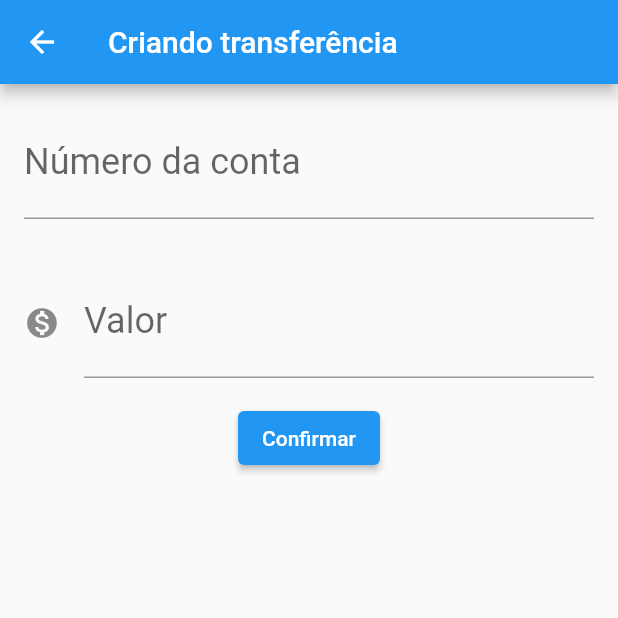
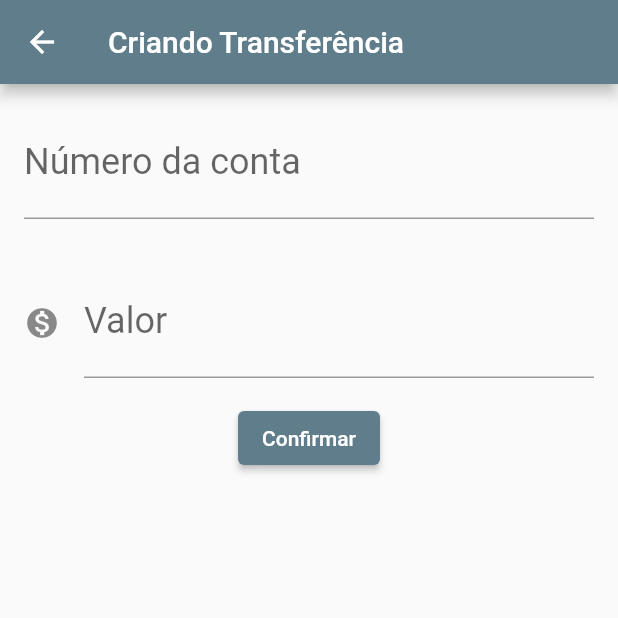
Before and after one commit to marcelofilipov/filipov_bytebank, a Flutter app: the screen it shows after launch, after a tap on the "add" icon, on a phone screen of 412 x 824 dp, the top half of it. Run offline on Flutter 3.47's test engine with Material 2 defaults, Android fonts, the phone set to English and light mode, and no system bars.

Commit message:
Classes completed

```diff
--- /dev/null
+++ b/lib/components/editor.dart
@@ -0,0 +1,32 @@
+import 'package:flutter/material.dart';
+
+class Editor extends StatelessWidget {
+  final TextEditingController controlador;
+  final String? rotulo;
+  final String? dica;
+  final IconData? icone;
+
+  Editor(
+    this.controlador, {
+    this.rotulo,
+    this.dica,
+    this.icone,
+  });
+
+  @override
+  Widget build(BuildContext context) {
+    return Padding(
+      padding: const EdgeInsets.all(16.0),
+      child: TextField(
+        controller: controlador,
+        style: const TextStyle(fontSize: 24.0),
+        decoration: InputDecoration(
+          icon: icone != null ? Icon(icone) : null,
+          labelText: rotulo,
+          hintText: dica,
+        ),
+        keyboardType: TextInputType.number,
+      ),
+    );
+  }
+}
--- a/lib/main.dart
+++ b/lib/main.dart
@@ -1,3 +1,4 @@
+import 'package:filipov_bytebank/screens/transferencia/lista.dart';
 import 'package:flutter/material.dart';
 
 void main() => runApp(const BytebankApp());
@@ -8,144 +9,17 @@ class BytebankApp extends StatelessWidget {
   @override
   Widget build(BuildContext context) {
     return MaterialApp(
-      home: Scaffold(
-        body: ListaTransferencias(),
+      theme: ThemeData(
+        colorScheme:
+            ColorScheme.fromSwatch(primarySwatch: Colors.blueGrey).copyWith(
+          secondary: Colors.blueAccent[700],
+        ),
+        buttonTheme: ButtonThemeData(
+          buttonColor: Colors.blueAccent[700],
+          textTheme: ButtonTextTheme.primary,
+        ),
       ),
+      home: ListaTransferencias(),
     );
   }
 }
-
-class FormularioTransferencia extends StatelessWidget {
-  final TextEditingController _controladorCampoNumeroConta =
-      TextEditingController();
-  final TextEditingController _controladorCampoValor = TextEditingController();
-
-  @override
-  Widget build(BuildContext context) {
-    return Scaffold(
-        appBar: AppBar(
-          title: Text('Criando transferência'),
-        ),
-        body: Column(
-          children: [
-            Editor(
-              _controladorCampoNumeroConta,
-              dica: '0000',
-              rotulo: 'Número da conta',
-            ),
-            Editor(
-              _controladorCampoValor,
-              rotulo: 'Valor',
-              dica: '0.00',
-              icone: Icons.monetization_on,
-            ),
-            ElevatedButton(
-              child: const Text('Confirmar'),
-              onPressed: () => _criaTransferencia(context),
-            )
-          ],
-        ));
-  }
-
-  void _criaTransferencia(BuildContext context) {
-    final int? numeroConta = int.tryParse(_controladorCampoNumeroConta.text);
-    final double? valor = double.tryParse(_controladorCampoValor.text);
-    if (numeroConta != null && valor != null) {
-      final transferenciaCriada = Transferencia(valor, numeroConta);
-      debugPrint('Criando transferẽncia');
-      debugPrint('$transferenciaCriada');
-      Navigator.pop(context, transferenciaCriada);
-      Scaffold.of(context).showSnackBar(
-        SnackBar(
-          content: Text('$transferenciaCriada'),
-        ),
-      );
-    }
-  }
-}
-
-class Editor extends StatelessWidget {
-  final TextEditingController controlador;
-  final String? rotulo;
-  final String? dica;
-  final IconData? icone;
-
-  Editor(this.controlador, {this.rotulo, this.dica, this.icone});
-
-  @override
-  Widget build(BuildContext context) {
-    return Padding(
-      padding: const EdgeInsets.all(16.0),
-      child: TextField(
-        controller: controlador,
-        style: TextStyle(fontSize: 24.0),
-        decoration: InputDecoration(
-          icon: icone != null ? Icon(icone) : null,
-          labelText: rotulo,
-          hintText: dica,
-        ),
-        keyboardType: TextInputType.number,
-      ),
-    );
-  }
-}
-
-class ListaTransferencias extends StatelessWidget {
-  @override
-  Widget build(BuildContext context) {
-    return Scaffold(
-      appBar: AppBar(
-        title: const Text('Transferências'),
-      ),
-      body: Column(
-        children: [
-          ItemTransferencia(Transferencia(100.0, 1000)),
-          ItemTransferencia(Transferencia(200.0, 1001)),
-          ItemTransferencia(Transferencia(300.0, 2001)),
-        ],
-      ),
-      floatingActionButton: FloatingActionButton(
-        onPressed: () {
-          final Future<Transferencia?> future =
-              Navigator.push(context, MaterialPageRoute(builder: (context) {
-            return FormularioTransferencia();
-          }));
-          future.then((transferenciaRecebida) {
-            debugPrint('chegou no then do future');
-            debugPrint('$transferenciaRecebida');
-          });
-        },
-        child: const Icon(Icons.add),
-      ),
-    );
-  }
-}
-
-class ItemTransferencia extends StatelessWidget {
-  final Transferencia _transferencia;
-
-  ItemTransferencia(this._transferencia);
-
-  @override
-  Widget build(BuildContext context) {
-    return Card(
-      child: ListTile(
-        leading: const Icon(Icons.monetization_on),
-        title: Text(_transferencia.valor.toString()),
-        subtitle: Text(_transferencia.numeroConta.toString()),
-      ),
-    );
-  }
-}
-
-class Transferencia {
-  final double valor;
-  final int numeroConta;
-
-  Transferencia(this.valor, this.numeroConta);
-
-  @override
-  String toString() {
-    return 'Transferencia{valor: $valor, numeroConta: $numeroConta}';
-  }
-}
--- /dev/null
+++ b/lib/models/transferencia.dart
@@ -0,0 +1,14 @@
+class Transferencia {
+  final double valor;
+  final int numeroConta;
+
+  Transferencia(
+    this.valor,
+    this.numeroConta,
+  );
+
+  @override
+  String toString() {
+    return 'Transferencia{valor: $valor, numeroConta: $numeroConta}';
+  }
+}
--- /dev/null
+++ b/lib/screens/transferencia/formulario.dart
@@ -0,0 +1,69 @@
+import 'package:filipov_bytebank/components/editor.dart';
+import 'package:filipov_bytebank/models/transferencia.dart';
+import 'package:flutter/material.dart';
+
+const _tituloAppBar = "Criando Transferência";
+
+const _rotuloCampoValor = "Valor";
+const _dicaCampoValor = '0.00';
+
+const _rotuloCampoNumeroConta = 'Número da conta';
+const _dicaCampoNumeroConta = '0000';
+
+const _textoBotaoConfirmar = 'Confirmar';
+
+class FormularioTransferencia extends StatefulWidget {
+  @override
+  State<StatefulWidget> createState() {
+    return FormularioTransferenciaState();
+  }
+}
+
+class FormularioTransferenciaState extends State<FormularioTransferencia> {
+  final TextEditingController _controladorCampoNumeroConta =
+      TextEditingController();
+  final TextEditingController _controladorCampoValor = TextEditingController();
+
+  @override
+  Widget build(BuildContext context) {
+    return Scaffold(
+        appBar: AppBar(
+          title: Text(_tituloAppBar),
+        ),
+        body: SingleChildScrollView(
+          child: Column(
+            children: [
+              Editor(
+                _controladorCampoNumeroConta,
+                dica: _dicaCampoNumeroConta,
+                rotulo: _rotuloCampoNumeroConta,
+              ),
+              Editor(
+                _controladorCampoValor,
+                rotulo: _rotuloCampoValor,
+                dica: _dicaCampoValor,
+                icone: Icons.monetization_on,
+              ),
+              ElevatedButton(
+                child: const Text(_textoBotaoConfirmar),
+                onPressed: () => _criaTransferencia(context),
+              ),
+            ],
+          ),
+        ));
+  }
+
+  void _criaTransferencia(BuildContext context) {
+    final int? numeroConta = int.tryParse(_controladorCampoNumeroConta.text);
+    final double? valor = double.tryParse(_controladorCampoValor.text);
+    if (numeroConta != null && valor != null) {
+      final transferenciaCriada = Transferencia(valor, numeroConta);
+      Navigator.pop(context, transferenciaCriada);
+      ScaffoldMessenger.of(context).showSnackBar(
+        SnackBar(
+          content: Text('$transferenciaCriada'),
+        ),
+      );
+    }
+  }
+}
--- /dev/null
+++ b/lib/screens/transferencia/lista.dart
@@ -0,0 +1,66 @@
+import 'package:filipov_bytebank/models/transferencia.dart';
+import 'package:filipov_bytebank/screens/transferencia/formulario.dart';
+import 'package:flutter/material.dart';
+
+const _tituloAppBar = 'Transferências';
+
+class ListaTransferencias extends StatefulWidget {
+  final List<Transferencia> _transferencias = [];
+
+  @override
+  State<StatefulWidget> createState() {
+    return ListaTransferenciasState();
+  }
+}
+
+class ListaTransferenciasState extends State<ListaTransferencias> {
+  @override
+  Widget build(BuildContext context) {
+    return Scaffold(
+      appBar: AppBar(
+        title: const Text(_tituloAppBar),
+      ),
+      body: ListView.builder(
+          itemCount: widget._transferencias.length,
+          itemBuilder: (context, indice) {
+            final transferencia = widget._transferencias[indice];
+            return ItemTransferencia(transferencia);
+          }),
+      floatingActionButton: FloatingActionButton(
+        onPressed: () {
+          Navigator.push(context, MaterialPageRoute(builder: (context) {
+            return FormularioTransferencia();
+          })).then(
+            (transferenciaRecebida) => _atualiza(transferenciaRecebida),
+          );
+        },
+        child: const Icon(Icons.add),
+      ),
+    );
+  }
+
+  void _atualiza(Transferencia? transferenciaRecebida) {
+    if (transferenciaRecebida != null) {
+      setState(() {
+        widget._transferencias.add(transferenciaRecebida);
+      });
+    }
+  }
+}
+
+class ItemTransferencia extends StatelessWidget {
+  final Transferencia _transferencia;
+
+  ItemTransferencia(this._transferencia);
+
+  @override
+  Widget build(BuildContext context) {
+    return Card(
+      child: ListTile(
+        leading: const Icon(Icons.monetization_on),
+        title: Text(_transferencia.valor.toString()),
+        subtitle: Text(_transferencia.numeroConta.toString()),
+      ),
+    );
+  }
+}
```
